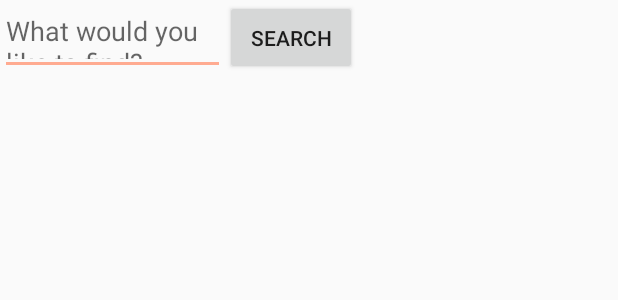
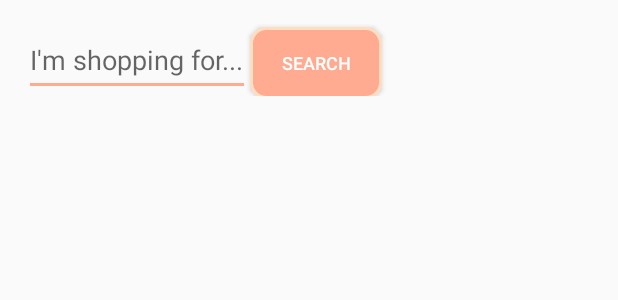
Before and after one commit to juanrubioutah/FBLA_APP_FINAL, an Android app: the layout activity_search.xml on its own in the app's theme, with its tools: preview values and no code run, on a phone screen of 412 x 824 dp. Shown: the top 300 px of the screen. Run offline under Robolectric (Android 15) with nearby library versions, the phone set to English and light mode, and no system bars.

Commit message:
editing the search activity

```diff
--- a/FBLA_APP_FINAL/app/src/main/res/layout/activity_search.xml
+++ b/FBLA_APP_FINAL/app/src/main/res/layout/activity_search.xml
@@ -8,19 +8,34 @@
 
     <LinearLayout
         android:layout_width="match_parent"
-        android:layout_height="50dp"
-        android:orientation="horizontal">
+        android:layout_height="match_parent"
+        android:orientation="vertical"
+        android:paddingBottom="@dimen/activity_vertical_margin"
+        android:paddingLeft="@dimen/activity_horizontal_margin"
+        android:paddingRight="@dimen/activity_horizontal_margin"
+        android:paddingTop="@dimen/activity_vertical_margin">
+
+        <LinearLayout
+            android:layout_width="match_parent"
+            android:layout_height="wrap_content"
+            android:orientation="horizontal"
+            android:gravity="">
 
             <EditText
-            android:layout_width="150dp"
-            android:layout_height="50dp"
                 android:id="@+id/searchEditText"
-            android:hint="What would you like to find?"/>
+                android:layout_width="wrap_content"
+                android:layout_height="48dp"
+                android:textColor="@color/colorTextHint"
+                android:hint="I'm shopping for..."/>
 
             <Button
+                android:id="@+id/search_button"
                 android:layout_width="wrap_content"
-            android:layout_height="match_parent"
+                android:layout_height="wrap_content"
                 android:text="Search"
+                android:textSize="12dp"
+                android:textColor="@color/colorWhiteText"
+                android:background="@drawable/btncircle"
                 android:onClick="search"/>
         </LinearLayout>
 
@@ -30,14 +45,18 @@
             android:id="@+id/searchScrollView">
 
             <ListView
+                android:id="@+id/searchListView"
                 android:layout_width="match_parent"
                 android:layout_height="match_parent"
-            android:id="@+id/searchListView">
-
+                >
 
             </ListView>
         </ScrollView>
 
+    </LinearLayout>
+
+
+
 
 
 </android.support.constraint.ConstraintLayout>
--- a/FBLA_APP_FINAL/app/src/main/res/layout/nav_header_featured_items.xml
+++ b/FBLA_APP_FINAL/app/src/main/res/layout/nav_header_featured_items.xml
@@ -3,7 +3,7 @@
     xmlns:app="http://schemas.android.com/apk/res-auto"
     android:layout_width="match_parent"
     android:layout_height="@dimen/nav_header_height"
-    android:background="@drawable/side_nav_bar"
+    android:background="@color/colorPrimary"
     android:gravity="center"
     android:orientation="vertical"
     android:paddingBottom="@dimen/activity_vertical_margin"
```
Also changed, not shown: FBLA_APP_FINAL/app/src/main/res/layout/single_row.xml (added, +54 -0 lines), FBLA_APP_FINAL/app/src/main/res/values/strings.xml (+16 -0 lines). Lines whose indentation alone changed are shown as unchanged.
